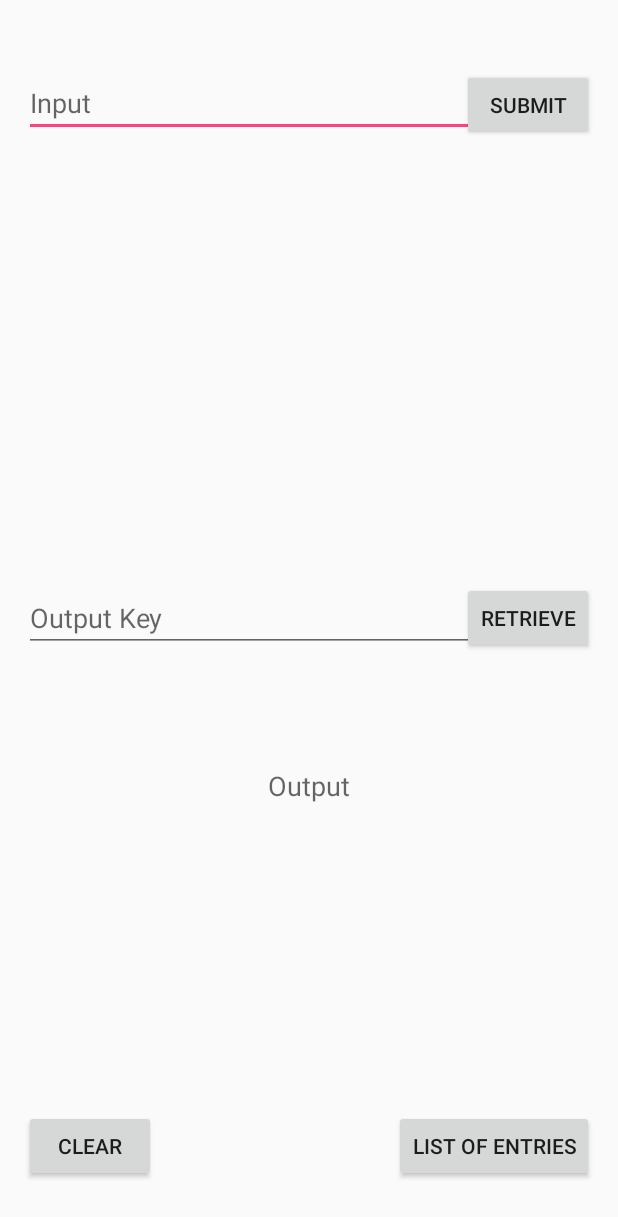
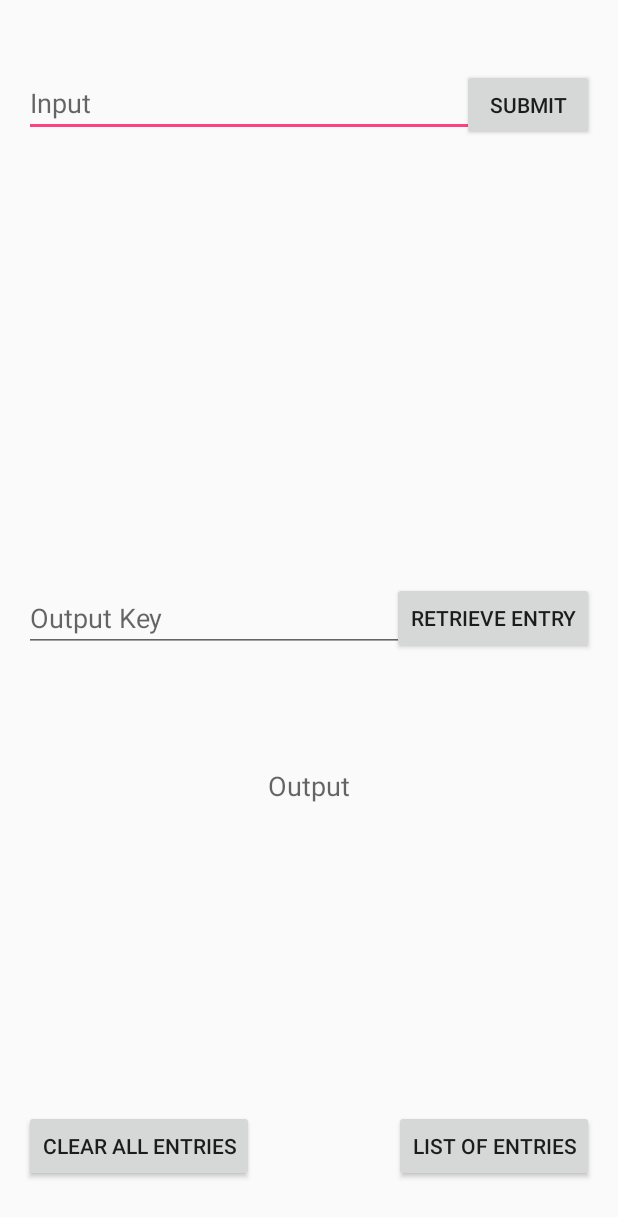
Before and after one commit to V-Kwong/Shared-Preferences-Demo, an Android app: the screen it shows after launch (MainActivity), on a phone screen of 412 x 824 dp. Shown: the top 1217 px of the screen. Run offline under Robolectric (Android 15) with nearby library versions, the phone set to English and light mode, and no system bars.

Commit message:
Minor Change
- added toast from attempt to delete 1 branch
- changed strings on buttons

```diff
--- a/app/src/main/java/com/emergence/sharedpreferencesarraytry/MainActivity.java
+++ b/app/src/main/java/com/emergence/sharedpreferencesarraytry/MainActivity.java
@@ -9,6 +9,7 @@ import android.view.Menu;
 import android.view.View;
 import android.widget.Button;
 import android.widget.TextView;
+import android.widget.Toast;
 
 public class MainActivity extends Activity {
 
@@ -59,6 +60,9 @@ public class MainActivity extends Activity {
         //editor.putString("array_index", sharedpreferences.getString("array_index", "") + 1);
 
         array_index++; // increase array index
+
+        Toast.makeText(getApplicationContext(),"Entry #" + array_index + " submitted!", Toast.LENGTH_LONG).show();
+
     }
 
     public void retrieve(View view) {
--- a/app/src/main/res/values/strings.xml
+++ b/app/src/main/res/values/strings.xml
@@ -1,7 +1,7 @@
 <resources>
     <string name="app_name">SharedPreferencesArrayTry</string>
     <string name="submit">Submit</string>
-    <string name="retrieve">Retrieve</string>
-    <string name="clear">Clear</string>
+    <string name="retrieve">Retrieve Entry</string>
+    <string name="clear">Clear All Entries</string>
     <string name="list">List of Entries</string>
 </resources>
```
